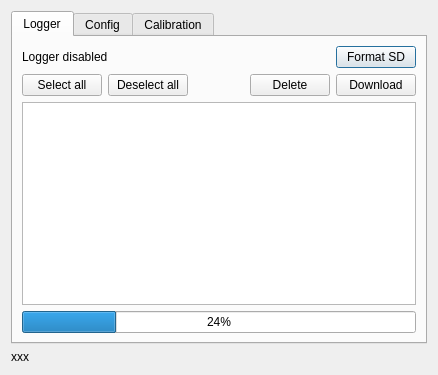
First picture: the form in spr21e-bms-viewer/config.ui, repository derlucae98/spr-bmu-viewer, before the edit.
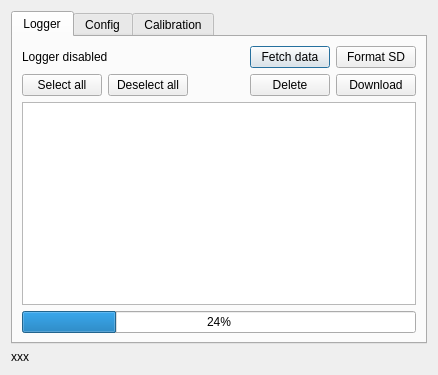
Second picture: the form after the edit. The open tabs and pages were chosen to show the change.

Commit message: Fetch and display logfile names in config dialog

```diff
--- a/spr21e-bms-viewer/config.ui
+++ b/spr21e-bms-viewer/config.ui
@@ -46,6 +46,13 @@
            </property>
           </spacer>
          </item>
+         <item>
+          <widget class="QPushButton" name="btnLoggerFetch">
+           <property name="text">
+            <string>Fetch data</string>
+           </property>
+          </widget>
+         </item>
          <item>
           <widget class="QPushButton" name="btnFormatSD">
            <property name="text">
```
The commit also changes 2 other files.
